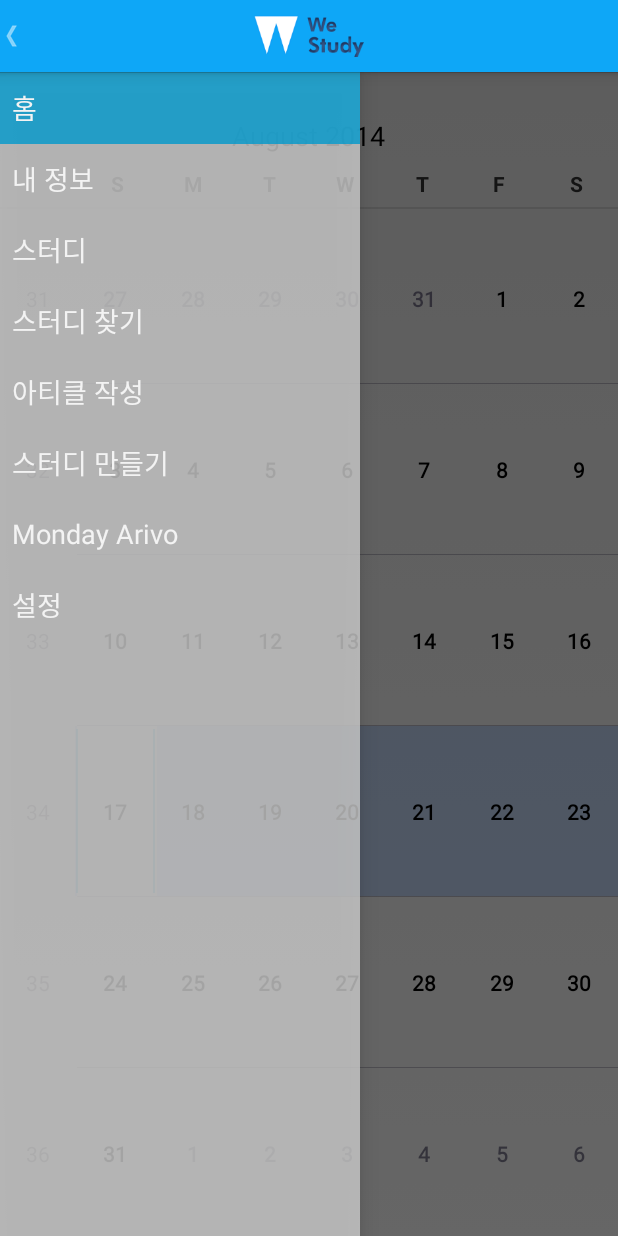
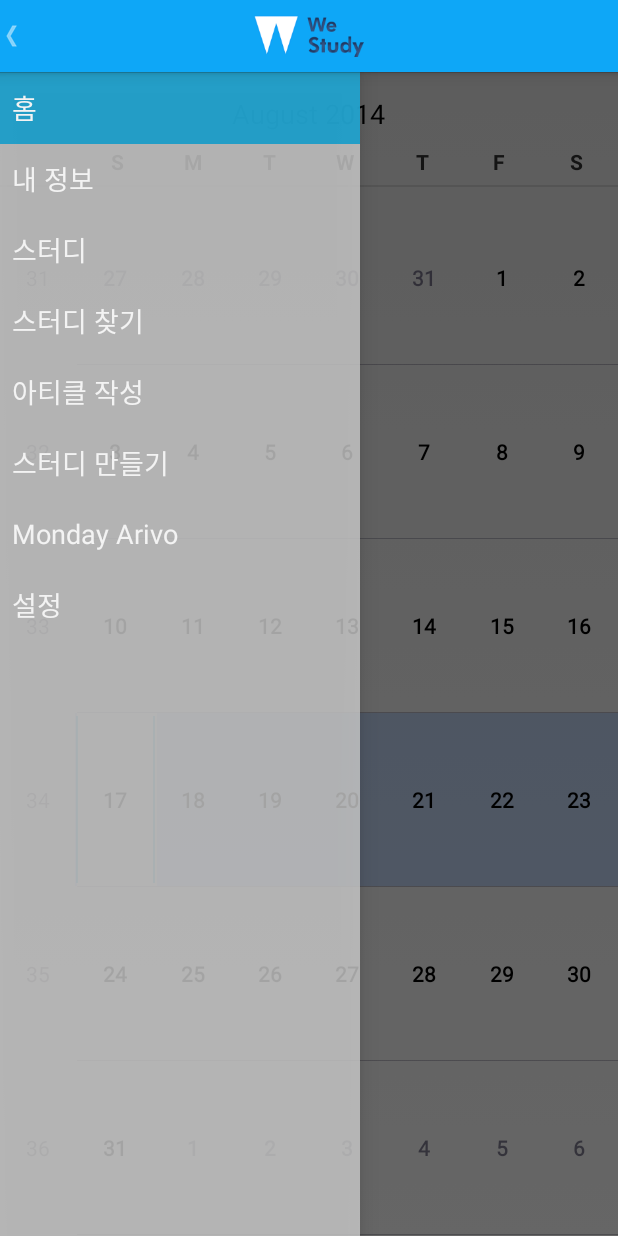
Before and after one commit to Nexters/WeStudy, an Android app: the fragment CalendarFragment placed in its activity, on a phone screen of 412 x 824 dp. Run offline under Robolectric (Android 15) with nearby library versions, the phone set to English and light mode, and no system bars; 3 statements that could not run were skipped.

Commit message:
캘린더 일단 보류

```diff
--- a/westudy/app/src/main/java/com/example/godong/westudy/StudyFragment/CalendarFragment.java
+++ b/westudy/app/src/main/java/com/example/godong/westudy/StudyFragment/CalendarFragment.java
@@ -11,10 +11,9 @@ import android.widget.Toast;
 
 import com.example.godong.westudy.R;
 
-/**
- * Created by baggajin on 14. 7. 13..
- */
-public class CalendarFragment extends Fragment{
+
+public class CalendarFragment extends Fragment {
+    private CalendarView cal;
 
     public CalendarFragment(){
 
@@ -28,18 +27,49 @@ public class CalendarFragment extends Fragment{
     @Override
     public View onCreateView(LayoutInflater inflater, ViewGroup container, Bundle savedInstanceState){
         View view = inflater.inflate(R.layout.fragment_calendar, container, false);
-        CalendarView cal = (CalendarView) view.findViewById(R.id.calendarView);
+        init(view);
+        setCalendarEvent();
+
+        return view;
+    }
+
+    private void init(View view) {
+        cal = (CalendarView) view.findViewById(R.id.calendarView);
         cal.setOnDateChangeListener(new OnDateChangeListener() {
             @Override
             public void onSelectedDayChange(CalendarView view, int year, int month,
                                             int dayOfMonth) {
-                // TODO Auto-generated method stub
 
-                Toast.makeText(getActivity(),"Selected Date is\n\n"
-                                +dayOfMonth+" : "+month+" : "+year ,
-                        Toast.LENGTH_SHORT).show();
+//                Toast.makeText(getActivity(),"Selected Date is\n\n"
+//                                +dayOfMonth+" : "+month+" : "+year ,
+//                        Toast.LENGTH_SHORT).show();
+
             }
         });
-        return view;
+    }
+
+    private void setCalendarEvent() {
+//        Intent intent = new Intent(Intent.ACTION_INSERT);
+//        intent.setType("vnd.android.cursor.item/event");
+//        intent.putExtra(CalendarContract.Events.TITLE, "Learn Android");
+//        intent.putExtra(CalendarContract.Events.EVENT_LOCATION, "Home suit home");
+//        intent.putExtra(CalendarContract.Events.DESCRIPTION, "Download Examples");
+//
+//// Setting dates
+//        GregorianCalendar calDate = new GregorianCalendar(2014, 8, 20);
+//        intent.putExtra(CalendarContract.EXTRA_EVENT_BEGIN_TIME,
+//                calDate.getTimeInMillis());
+//        intent.putExtra(CalendarContract.EXTRA_EVENT_END_TIME,
+//                calDate.getTimeInMillis());
+//
+//// make it a full day event
+//        intent.putExtra(CalendarContract.EXTRA_EVENT_ALL_DAY, true);
+//
+//// make it a recurring Event
+//        intent.putExtra(CalendarContract.Events.RRULE, "FREQ=WEEKLY;COUNT=11;WKST=SU;BYDAY=TU,TH");
+//
+//// Making it private and shown as busy
+//        intent.putExtra(CalendarContract.Events.ACCESS_LEVEL, CalendarContract.Events.ACCESS_PRIVATE);
+//        intent.putExtra(CalendarContract.Events.AVAILABILITY, CalendarContract.Events.AVAILABILITY_BUSY);
     }
 }
--- a/westudy/app/src/main/res/layout/fragment_calendar.xml
+++ b/westudy/app/src/main/res/layout/fragment_calendar.xml
@@ -10,7 +10,6 @@
         android:id="@+id/calendarView"
         android:layout_width="match_parent"
         android:layout_height="match_parent"
-        android:layout_below="@+id/textView1"
-        android:layout_marginTop="20dp" />
+        android:layout_marginTop="5dp" />
 
 </LinearLayout>
```
